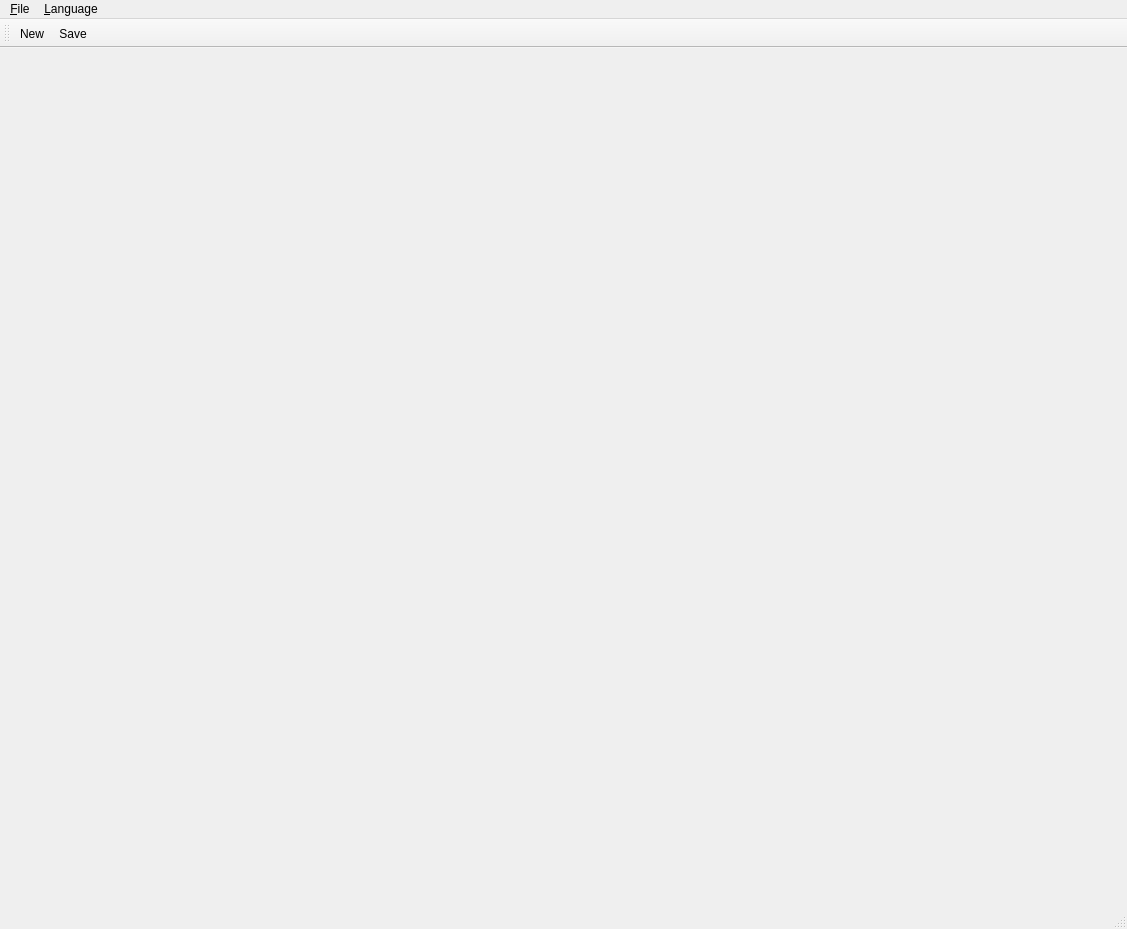
Old version of the form QtLayouts/View/mainwindow.ui in the repository caglardursun/MyQtTryouts.
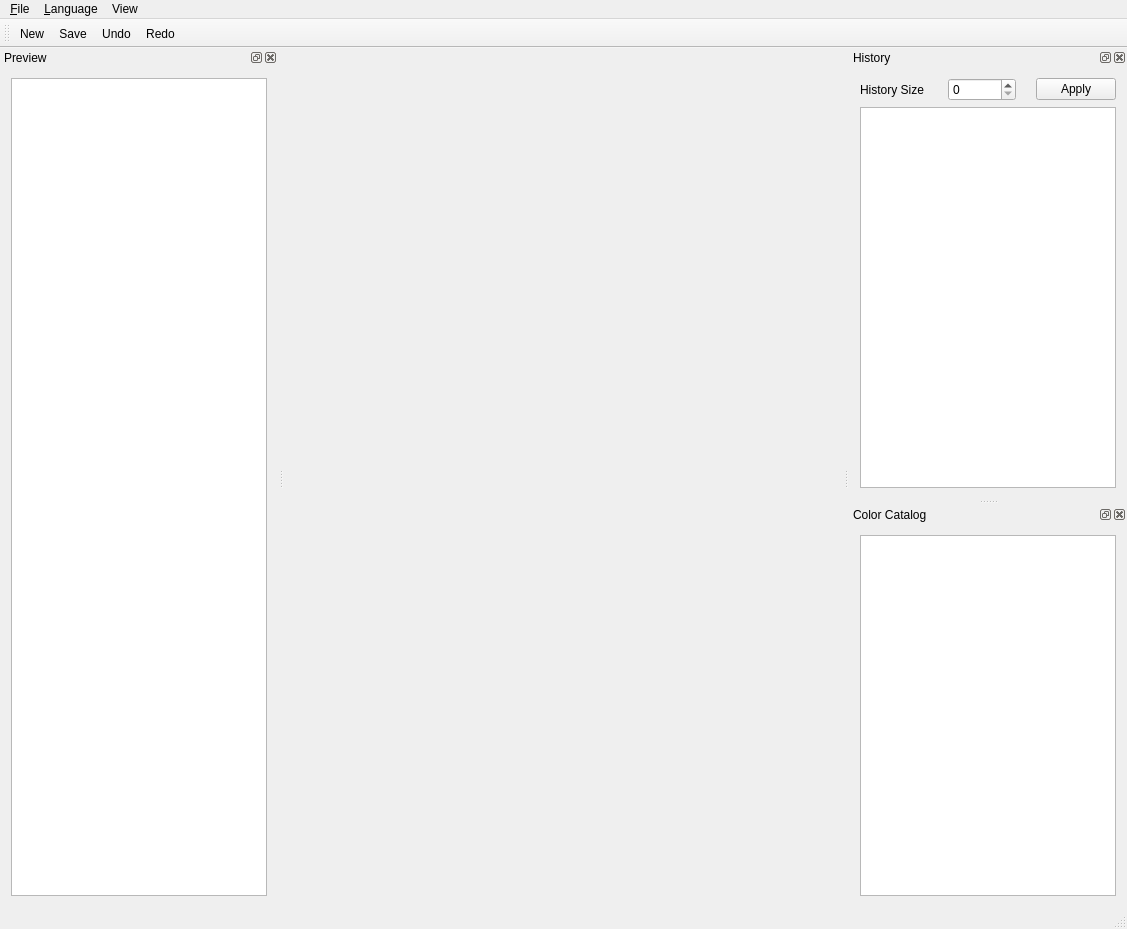
New version of the form. Icons and pictures are not drawn.

Commit message: Lang file updated & undo redo starting ...

```diff
--- a/QtLayouts/View/mainwindow.ui
+++ b/QtLayouts/View/mainwindow.ui
@@ -38,8 +38,15 @@
      <string>&amp;Language</string>
     </property>
    </widget>
+   <widget class="QMenu" name="menuView">
+    <property name="title">
+     <string>View</string>
+    </property>
+    <addaction name="actionHistory_W_ndow"/>
+   </widget>
    <addaction name="menu_File"/>
    <addaction name="menuLanguage"/>
+   <addaction name="menuView"/>
   </widget>
   <widget class="QToolBar" name="mainToolBar">
    <attribute name="toolBarArea">
@@ -50,8 +57,132 @@
    </attribute>
    <addaction name="action_New"/>
    <addaction name="actionSave"/>
+   <addaction name="actionUndo"/>
+   <addaction name="actionRedo"/>
   </widget>
   <widget class="QStatusBar" name="statusBar"/>
+  <widget class="QDockWidget" name="dockRightTop">
+   <property name="windowTitle">
+    <string>History</string>
+   </property>
+   <attribute name="dockWidgetArea">
+    <number>2</number>
+   </attribute>
+   <widget class="QWidget" name="dockWidgetContents">
+    <layout class="QVBoxLayout" name="verticalLayout_2">
+     <item>
+      <layout class="QHBoxLayout" name="horizontalLayout_6" stretch="0,0,0,0,0">
+       <property name="spacing">
+        <number>0</number>
+       </property>
+       <property name="sizeConstraint">
+        <enum>QLayout::SetFixedSize</enum>
+       </property>
+       <item>
+        <widget class="QLabel" name="label">
+         <property name="text">
+          <string>History Size</string>
+         </property>
+        </widget>
+       </item>
+       <item>
+        <spacer name="horizontalSpacer_2">
+         <property name="orientation">
+          <enum>Qt::Horizontal</enum>
+         </property>
+         <property name="sizeType">
+          <enum>QSizePolicy::Fixed</enum>
+         </property>
+         <property name="sizeHint" stdset="0">
+          <size>
+           <width>20</width>
+           <height>20</height>
+          </size>
+         </property>
+        </spacer>
+       </item>
+       <item>
+        <widget class="QSpinBox" name="spinBox"/>
+       </item>
+       <item>
+        <spacer name="horizontalSpacer">
+         <property name="orientation">
+          <enum>Qt::Horizontal</enum>
+         </property>
+         <property name="sizeType">
+          <enum>QSizePolicy::Fixed</enum>
+         </property>
+         <property name="sizeHint" stdset="0">
+          <size>
+           <width>20</width>
+           <height>20</height>
+          </size>
+         </property>
+        </spacer>
+       </item>
+       <item>
+        <widget class="QPushButton" name="pushButton">
+         <property name="text">
+          <string>Apply</string>
+         </property>
+        </widget>
+       </item>
+      </layout>
+     </item>
+     <item>
+      <layout class="QHBoxLayout" name="horizontalLayout_4">
+       <property name="spacing">
+        <number>0</number>
+       </property>
+       <item>
+        <widget class="QUndoView" name="undoView"/>
+       </item>
+      </layout>
+     </item>
+    </layout>
+   </widget>
+  </widget>
+  <widget class="QDockWidget" name="dockLeft">
+   <property name="windowTitle">
+    <string>Preview</string>
+   </property>
+   <attribute name="dockWidgetArea">
+    <number>1</number>
+   </attribute>
+   <widget class="QWidget" name="dockWidgetContents_2">
+    <layout class="QHBoxLayout" name="horizontalLayout_3">
+     <item>
+      <layout class="QVBoxLayout" name="verticalLayout_4">
+       <property name="spacing">
+        <number>0</number>
+       </property>
+       <item>
+        <widget class="QListView" name="listView"/>
+       </item>
+      </layout>
+     </item>
+    </layout>
+   </widget>
+  </widget>
+  <widget class="QDockWidget" name="dockRightBottom">
+   <property name="windowTitle">
+    <string>Color Catalog</string>
+   </property>
+   <attribute name="dockWidgetArea">
+    <number>2</number>
+   </attribute>
+   <widget class="QWidget" name="dockWidgetContents_3">
+    <layout class="QVBoxLayout" name="verticalLayout_3">
+     <item>
+      <layout class="QHBoxLayout" name="horizontalLayout_2">
+       <item>
+        <widget class="QListView" name="colorListView"/>
+       </item>
+      </layout>
+     </item>
+    </layout>
+   </widget>
+  </widget>
   <action name="action_New">
    <property name="icon">
     <iconset>
@@ -82,6 +213,40 @@
     <string>&amp;Save</string>
    </property>
   </action>
+  <action name="actionUndo">
+   <property name="icon">
+    <iconset>
+     <normalon>:/images/undo.png</normalon>
+    </iconset>
+   </property>
+   <property name="text">
+    <string>Undo</string>
+   </property>
+   <property name="shortcut">
+    <string>Ctrl+Z</string>
+   </property>
+  </action>
+  <action name="actionRedo">
+   <property name="icon">
+    <iconset>
+     <normalon>:/images/redo.png</normalon>
+    </iconset>
+   </property>
+   <property name="text">
+    <string>Redo</string>
+   </property>
+   <property name="shortcut">
+    <string>Ctrl+Shift+Z</string>
+   </property>
+  </action>
+  <action name="actionHistory_W_ndow">
+   <property name="checkable">
+    <bool>true</bool>
+   </property>
+   <property name="text">
+    <string>History Window</string>
+   </property>
+  </action>
  </widget>
  <layoutdefault spacing="6" margin="11"/>
  <resources>
```
The commit also changes 21 other files.
